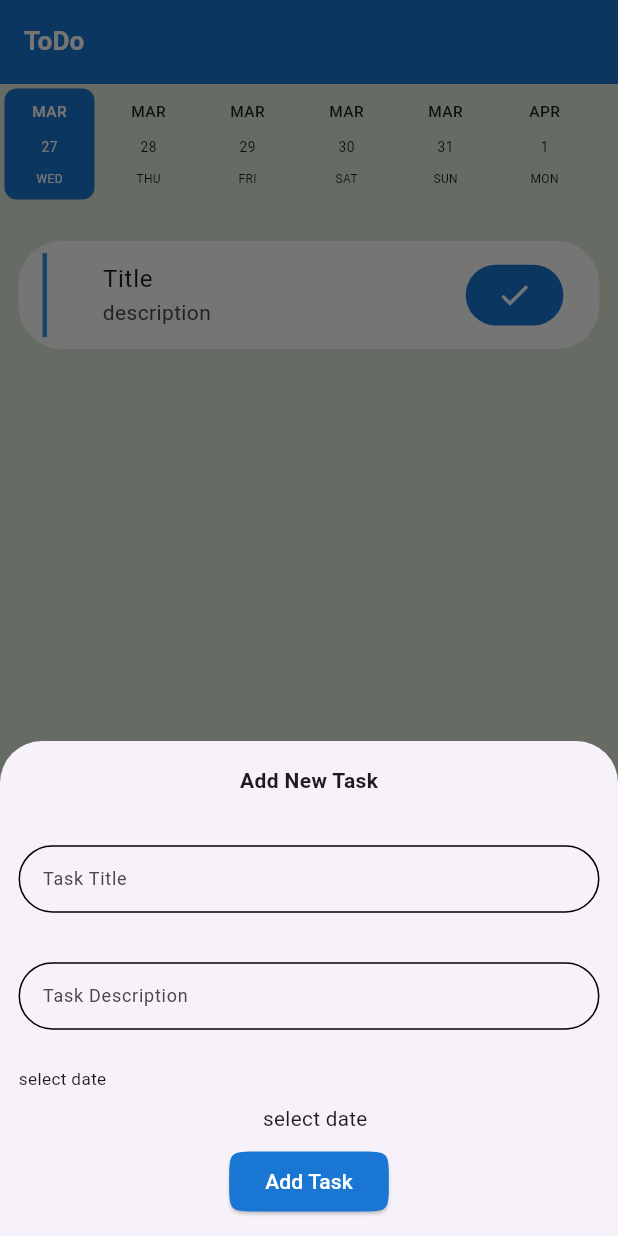
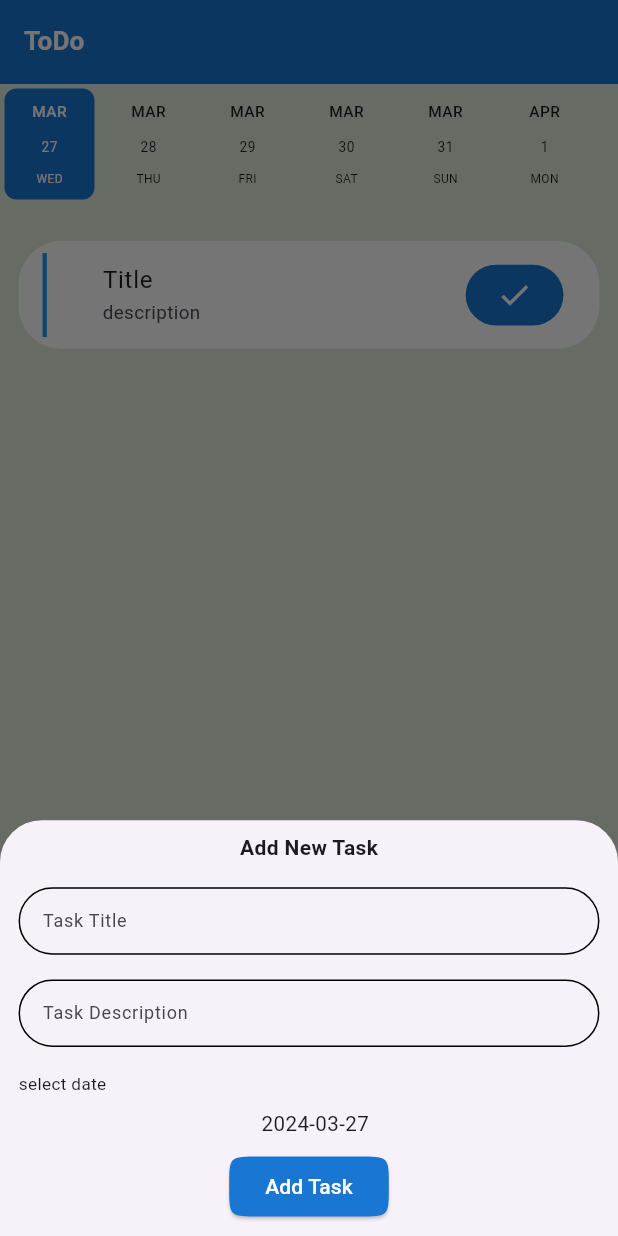
Before and after one commit to pgd8/ToDo, a Flutter app: the screen it shows after launch, after a tap on the "add" icon, on a phone screen of 412 x 824 dp. Run offline on Flutter 3.47's test engine with Material 3 defaults, Android fonts, the phone set to English and light mode, and no system bars; drawn by our look-alikes of date_picker_timeline, flutter_slidable; our stand-ins replace firebase_core, flutter_screenutil; accounts and stored records are empty; generated files the repository leaves out were written again.

Commit message:
select date

```diff
--- a/lib/Shared_Components/add_task_form.dart
+++ b/lib/Shared_Components/add_task_form.dart
@@ -1,5 +1,4 @@
 // ignore_for_file: use_key_in_widget_constructors
-
 import 'package:flutter/material.dart';
 import 'package:flutter_screenutil/flutter_screenutil.dart';
 import 'package:todo/Shared_Components/field_label.dart';
@@ -11,9 +10,12 @@ class AddTaskForm extends StatefulWidget {
 
 class _AddTaskFormState extends State<AddTaskForm> {
   var formKey = GlobalKey<FormState>();
+
   var taskTitle = TextEditingController();
+
   var taskDescription = TextEditingController();
-  var selectedDate = DateTime.now;
+
+  DateTime selectedDate = DateTime.now();
 
   @override
   Widget build(BuildContext context) {
@@ -28,7 +30,7 @@ class _AddTaskFormState extends State<AddTaskForm> {
           children: [
             Container(
               margin:
-                  EdgeInsets.symmetric(horizontal: 0.01.sw, vertical: 0.02.sh),
+                  EdgeInsets.symmetric(horizontal: 0.01.sw, vertical: 0.01.sh),
               child: const Text(
                 'Add New Task',
                 style: TextStyle(fontWeight: FontWeight.bold),
@@ -37,8 +39,9 @@ class _AddTaskFormState extends State<AddTaskForm> {
             Container(
               width: double.infinity,
               margin:
-                  EdgeInsets.symmetric(horizontal: 0.03.sw, vertical: 0.02.sh),
+                  EdgeInsets.symmetric(horizontal: 0.03.sw, vertical: 0.01.sh),
               child: TextFormField(
+                controller: taskTitle,
                 validator: (value) {
                   if (value == null || value == '') {
                     return "Pleas enter the task title";
@@ -60,8 +63,9 @@ class _AddTaskFormState extends State<AddTaskForm> {
             Container(
               width: double.infinity,
               margin:
-                  EdgeInsets.symmetric(horizontal: 0.03.sw, vertical: 0.02.sh),
+                  EdgeInsets.symmetric(horizontal: 0.03.sw, vertical: 0.01.sh),
               child: TextFormField(
+                controller: taskDescription,
                 validator: (value) {
                   if (value == null || value == '') {
                     return "Pleas enter the task description";
@@ -92,15 +96,17 @@ class _AddTaskFormState extends State<AddTaskForm> {
               margin:
                   EdgeInsets.only(top: 0.01.sh, left: 0.02.sw, bottom: 0.01.sh),
               child: InkWell(
-                onTap: () {},
+                onTap: () {
+                  selectDate(context);
+                },
                 child: Text(
-                  'select date',
+                  selectedDate.toString().substring(0, 10),
                   style: TextStyle(fontSize: 12.sp),
                 ),
               ),
             ),
             Container(
-              margin: EdgeInsets.only(bottom: 0.015.sh),
+              margin: EdgeInsets.only(bottom: 0.011.sh),
               child: ElevatedButton(
                   onPressed: () {
                     if (formKey.currentState!.validate()) {}
@@ -115,4 +121,17 @@ class _AddTaskFormState extends State<AddTaskForm> {
       ),
     );
   }
+
+  selectDate(BuildContext context) async {
+    var chosenDate = await showDatePicker(
+      context: context,
+      firstDate: DateTime.now(),
+      lastDate: DateTime.now().add(const Duration(days: 365)),
+      initialDate: selectedDate,
+      currentDate: selectedDate,
+    );
+    if (chosenDate != null) {
+      selectedDate = chosenDate;
+    }
+  }
 }
--- a/lib/Tabs/tasks_tab.dart
+++ b/lib/Tabs/tasks_tab.dart
@@ -53,7 +53,10 @@ class TasksTab extends StatelessWidget {
               ),
             ]),
             child: ListTile(
-              title: Text("Title"),
+              title: Text(
+                "Title",
+                style: TextStyle(fontSize: 14.sp),
+              ),
               trailing: Container(
                 padding: EdgeInsets.symmetric(
                     horizontal: 0.05.sw, vertical: 0.01.sh),
@@ -66,7 +69,10 @@ class TasksTab extends StatelessWidget {
                     shape: BoxShape.rectangle,
                     borderRadius: BorderRadius.circular(18.r)),
               ),
-              subtitle: Text("description"),
+              subtitle: Text(
+                "description",
+                style: TextStyle(fontSize: 11.sp),
+              ),
               leading: Container(
                 color: Colors.blue,
                 width: 0.007.sw,
```
